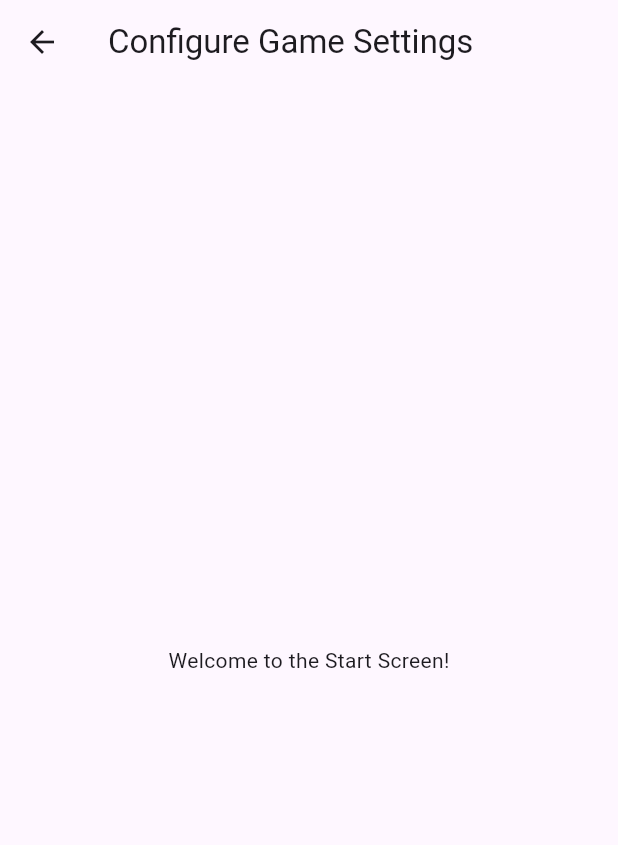
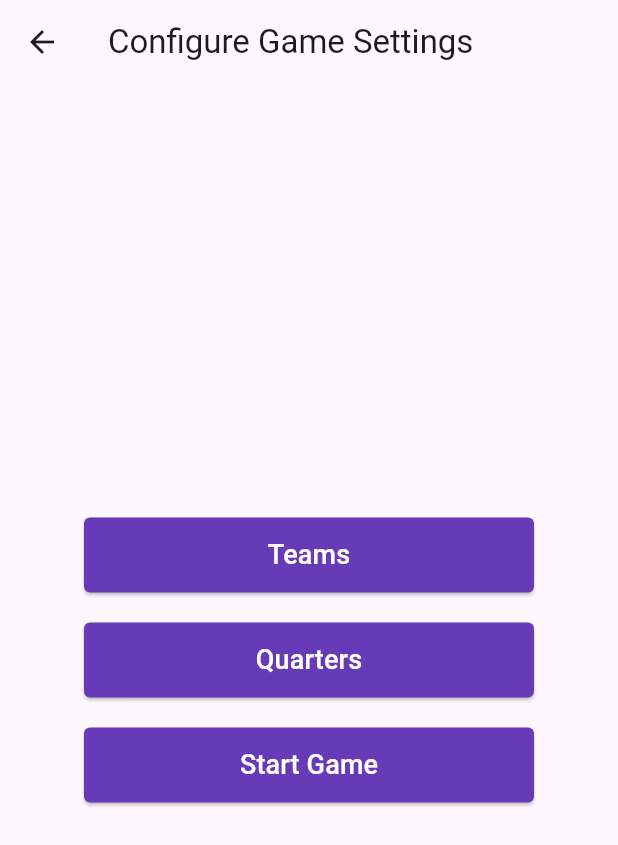
Before and after one commit to kalw1/appsketball, a Flutter app: the StartScreen screen opened directly, on a phone screen of 412 x 824 dp. Shown: the top 845 px of the screen. Run offline on Flutter 3.47's test engine with Material 3 defaults, Android fonts, the phone set to English and light mode, and no system bars; our stand-ins replace hive_flutter; accounts and stored records are empty.

Commit message:
Button list widget

```diff
--- a/lib/start_screen.dart
+++ b/lib/start_screen.dart
@@ -1,3 +1,4 @@
+import 'package:appsketball/widgets/list_button.dart';
 import 'package:flutter/material.dart';
 
 class StartScreen extends StatefulWidget {
@@ -14,8 +15,32 @@ class _StartScreenState extends State<StartScreen> {
       appBar: AppBar(
         title: const Text('Configure Game Settings'),
       ),
-      body: const Center(
-        child: Text('Welcome to the Start Screen!'),
+      body: Center(
+        child: Column(
+          mainAxisAlignment: MainAxisAlignment.center,
+          children: [
+            ListButton(
+              text: 'Teams',
+              onPressed: () {
+                Navigator.push(context, MaterialPageRoute(builder: (context) => const StartScreen()));
+              }
+            ),
+            SizedBox(height: 20),
+            ListButton(
+              text: 'Quarters',
+              onPressed: () {
+                Navigator.push(context, MaterialPageRoute(builder: (context) => const StartScreen()));
+              }
+            ),
+            SizedBox(height: 20),
+            ListButton(
+              text: 'Start Game',
+              onPressed: () {
+                Navigator.push(context, MaterialPageRoute(builder: (context) => const StartScreen()));
+              }
+            ),
+          ],
+        ),
       ),
     );
   }
--- /dev/null
+++ b/lib/widgets/list_button.dart
@@ -0,0 +1,42 @@
+import 'package:flutter/material.dart';
+
+class ListButton extends StatelessWidget {
+  final String text;
+  final VoidCallback onPressed;
+  final Color backgroundColor;
+
+  const ListButton({
+    super.key,
+    required this.text,
+    required this.onPressed,
+    this.backgroundColor = Colors.deepPurple,
+  });
+
+  @override
+  Widget build(BuildContext context) {
+    return SizedBox (
+      width: 300,
+      child: ElevatedButton(
+        onPressed: onPressed,
+        style: ElevatedButton.styleFrom(
+          backgroundColor: backgroundColor,
+          shape: RoundedRectangleBorder(
+            borderRadius: BorderRadius.circular(4),
+          ),
+          padding: EdgeInsets.symmetric(
+            horizontal: 0,
+            vertical: 12,
+          ),
+
+        ),
+        child: Text(
+          text,
+          style: TextStyle(
+            color: Colors.white,
+            fontSize: 18,
+          ),
+        ),
+      ),
+    );
+  }
+}
```
